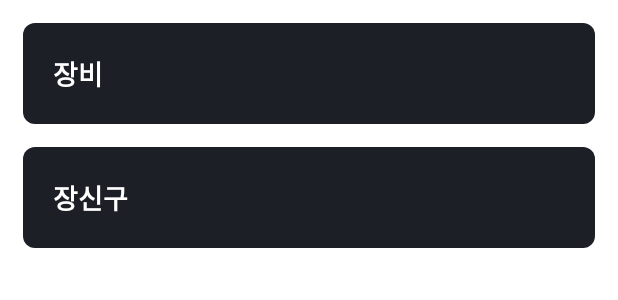
After one commit to sjunh812/lostark-project, an Android app: the layout layout_equipment.xml on its own in the app's theme, with its tools: preview values and no code run, on a phone screen of 412 x 824 dp. The commit adds this screen. Shown: the top 300 px of the screen. Run offline under Robolectric (Android 15) with nearby library versions, the phone set to English and light mode, and no system bars.

Commit message:
feat: Equipment
- 장비 Api 추가 → data, domain 계층 작업
- 장비 품질 및 등급 및 drawable 추가

```diff
--- a/data/src/main/java/org/sjhstudio/lostark/data/api/ArmoryService.kt
+++ b/data/src/main/java/org/sjhstudio/lostark/data/api/ArmoryService.kt
@@ -1,6 +1,7 @@
 package org.sjhstudio.lostark.data.api
 
 import org.sjhstudio.lostark.data.model.armory.EngravingDto
+import org.sjhstudio.lostark.data.model.armory.EquipmentDto
 import org.sjhstudio.lostark.data.model.armory.ProfileDto
 import retrofit2.Response
 import retrofit2.http.GET
@@ -13,4 +14,7 @@ internal interface ArmoryService {
 
     @GET("/armories/characters/{characterName}/engravings")
     suspend fun getEngraving(@Path("characterName") characterName: String): Response<EngravingDto?>
+
+    @GET("/armories/characters/{characterName}/equipment")
+    suspend fun getEquipment(@Path("characterName") characterName: String): Response<List<EquipmentDto>?>
 }
--- a/domain/src/main/java/org/sjhstudio/lostark/domain/repository/ArmoryRepository.kt
+++ b/domain/src/main/java/org/sjhstudio/lostark/domain/repository/ArmoryRepository.kt
@@ -3,6 +3,7 @@ package org.sjhstudio.lostark.domain.repository
 import kotlinx.coroutines.flow.Flow
 import org.sjhstudio.lostark.domain.model.LostArkApiResult
 import org.sjhstudio.lostark.domain.model.response.Engraving
+import org.sjhstudio.lostark.domain.model.response.Equipment
 import org.sjhstudio.lostark.domain.model.response.Profile
 
 interface ArmoryRepository {
@@ -10,4 +11,6 @@ interface ArmoryRepository {
     suspend fun getProfile(characterName: String): Flow<LostArkApiResult<Profile>>
 
     suspend fun getEngraving(characterName: String): Flow<LostArkApiResult<Engraving>>
+
+    suspend fun getEquipment(characterName: String): Flow<LostArkApiResult<List<Equipment>>>
 }
--- /dev/null
+++ b/presentation/src/main/res/drawable/bg_equiment_quality_1.xml
@@ -0,0 +1,6 @@
+<?xml version="1.0" encoding="utf-8"?>
+<shape xmlns:android="http://schemas.android.com/apk/res/android">
+    <solid android:color="@color/quality_1" />
+    <corners android:bottomLeftRadius="5dp"
+        android:bottomRightRadius="5dp" />
+</shape>
--- /dev/null
+++ b/presentation/src/main/res/drawable/bg_equiment_quality_2.xml
@@ -0,0 +1,6 @@
+<?xml version="1.0" encoding="utf-8"?>
+<shape xmlns:android="http://schemas.android.com/apk/res/android">
+    <solid android:color="@color/quality_2" />
+    <corners android:bottomLeftRadius="5dp"
+        android:bottomRightRadius="5dp" />
+</shape>
--- /dev/null
+++ b/presentation/src/main/res/drawable/bg_equiment_quality_3.xml
@@ -0,0 +1,6 @@
+<?xml version="1.0" encoding="utf-8"?>
+<shape xmlns:android="http://schemas.android.com/apk/res/android">
+    <solid android:color="@color/quality_3" />
+    <corners android:bottomLeftRadius="5dp"
+        android:bottomRightRadius="5dp" />
+</shape>
--- /dev/null
+++ b/presentation/src/main/res/drawable/bg_equiment_quality_4.xml
@@ -0,0 +1,6 @@
+<?xml version="1.0" encoding="utf-8"?>
+<shape xmlns:android="http://schemas.android.com/apk/res/android">
+    <solid android:color="@color/quality_4" />
+    <corners android:bottomLeftRadius="5dp"
+        android:bottomRightRadius="5dp" />
+</shape>
--- /dev/null
+++ b/presentation/src/main/res/drawable/bg_equiment_quality_5.xml
@@ -0,0 +1,6 @@
+<?xml version="1.0" encoding="utf-8"?>
+<shape xmlns:android="http://schemas.android.com/apk/res/android">
+    <solid android:color="@color/quality_5" />
+    <corners android:bottomLeftRadius="5dp"
+        android:bottomRightRadius="5dp" />
+</shape>
--- /dev/null
+++ b/presentation/src/main/res/drawable/bg_equiment_quality_6.xml
@@ -0,0 +1,6 @@
+<?xml version="1.0" encoding="utf-8"?>
+<shape xmlns:android="http://schemas.android.com/apk/res/android">
+    <solid android:color="@color/quality_6" />
+    <corners android:bottomLeftRadius="5dp"
+        android:bottomRightRadius="5dp" />
+</shape>
--- /dev/null
+++ b/presentation/src/main/res/drawable/bg_equipment_ancient.xml
@@ -0,0 +1,5 @@
+<?xml version="1.0" encoding="utf-8"?>
+<shape xmlns:android="http://schemas.android.com/apk/res/android">
+    <solid android:color="@color/ancient" />
+    <corners android:radius="5dp" />
+</shape>
--- /dev/null
+++ b/presentation/src/main/res/drawable/bg_equipment_legend.xml
@@ -0,0 +1,5 @@
+<?xml version="1.0" encoding="utf-8"?>
+<shape xmlns:android="http://schemas.android.com/apk/res/android">
+    <solid android:color="@color/legend" />
+    <corners android:radius="5dp" />
+</shape>
--- /dev/null
+++ b/presentation/src/main/res/drawable/bg_equipment_relic.xml
@@ -0,0 +1,5 @@
+<?xml version="1.0" encoding="utf-8"?>
+<shape xmlns:android="http://schemas.android.com/apk/res/android">
+    <solid android:color="@color/relic" />
+    <corners android:radius="5dp" />
+</shape>
--- /dev/null
+++ b/presentation/src/main/res/layout/layout_equipment.xml
@@ -0,0 +1,57 @@
+<?xml version="1.0" encoding="utf-8"?>
+<layout xmlns:android="http://schemas.android.com/apk/res/android"
+    xmlns:app="http://schemas.android.com/apk/res-auto">
+
+    <androidx.constraintlayout.widget.ConstraintLayout
+        android:layout_width="match_parent"
+        android:layout_height="match_parent">
+
+        <androidx.constraintlayout.widget.ConstraintLayout
+            android:id="@+id/layout_equipment"
+            android:layout_width="match_parent"
+            android:layout_height="wrap_content"
+            android:layout_marginHorizontal="15dp"
+            android:layout_marginTop="15dp"
+            android:background="@drawable/bg_gray_8dp"
+            android:padding="20dp"
+            app:layout_constraintEnd_toEndOf="parent"
+            app:layout_constraintStart_toStartOf="parent"
+            app:layout_constraintTop_toTopOf="parent">
+
+            <TextView
+                android:id="@+id/tv_equipment_title"
+                android:layout_width="wrap_content"
+                android:layout_height="wrap_content"
+                android:text="장비"
+                android:textColor="@color/white"
+                android:textSize="18sp"
+                android:textStyle="bold"
+                app:layout_constraintStart_toStartOf="parent"
+                app:layout_constraintTop_toTopOf="parent" />
+        </androidx.constraintlayout.widget.ConstraintLayout>
+
+        <androidx.constraintlayout.widget.ConstraintLayout
+            android:id="@+id/layout_accessory"
+            android:layout_width="match_parent"
+            android:layout_height="wrap_content"
+            android:layout_marginHorizontal="15dp"
+            android:layout_marginTop="15dp"
+            android:background="@drawable/bg_gray_8dp"
+            android:padding="20dp"
+            app:layout_constraintEnd_toEndOf="parent"
+            app:layout_constraintStart_toStartOf="parent"
+            app:layout_constraintTop_toBottomOf="@id/layout_equipment">
+
+            <TextView
+                android:id="@+id/tv_accessory_title"
+                android:layout_width="wrap_content"
+                android:layout_height="wrap_content"
+                android:text="장신구"
+                android:textColor="@color/white"
+                android:textSize="18sp"
+                android:textStyle="bold"
+                app:layout_constraintStart_toStartOf="parent"
+                app:layout_constraintTop_toTopOf="parent" />
+        </androidx.constraintlayout.widget.ConstraintLayout>
+    </androidx.constraintlayout.widget.ConstraintLayout>
+</layout>
--- a/presentation/src/main/res/values/strings.xml
+++ b/presentation/src/main/res/values/strings.xml
@@ -18,4 +18,6 @@
     <string name="label_swiftness">신속</string>
     <string name="label_endurance">인내</string>
     <string name="label_expertise">숙련</string>
+    <string name="label_engraving">각인</string>
+    <string name="label_mounted_engraving">장착 각인</string>
 </resources>
```
Also changed, not shown: data/src/main/java/org/sjhstudio/lostark/data/Mapper.kt (+32 -0 lines), data/src/main/java/org/sjhstudio/lostark/data/model/armory/EquipmentDto.kt (added, +13 -0 lines), data/src/main/java/org/sjhstudio/lostark/data/repository/ArmoryRepositoryImpl.kt (+13 -0 lines), data/src/main/java/org/sjhstudio/lostark/data/source/ArmoryDataSource.kt (+18 -0 lines), domain/src/main/java/org/sjhstudio/lostark/domain/model/response/Equipment.kt (added, +10 -0 lines), presentation/src/main/java/org/sjhstudio/lostark/ui/viewmodel/MainViewModel.kt (+16 -1 lines), presentation/src/main/res/values/colors.xml (+12 -1 lines).
